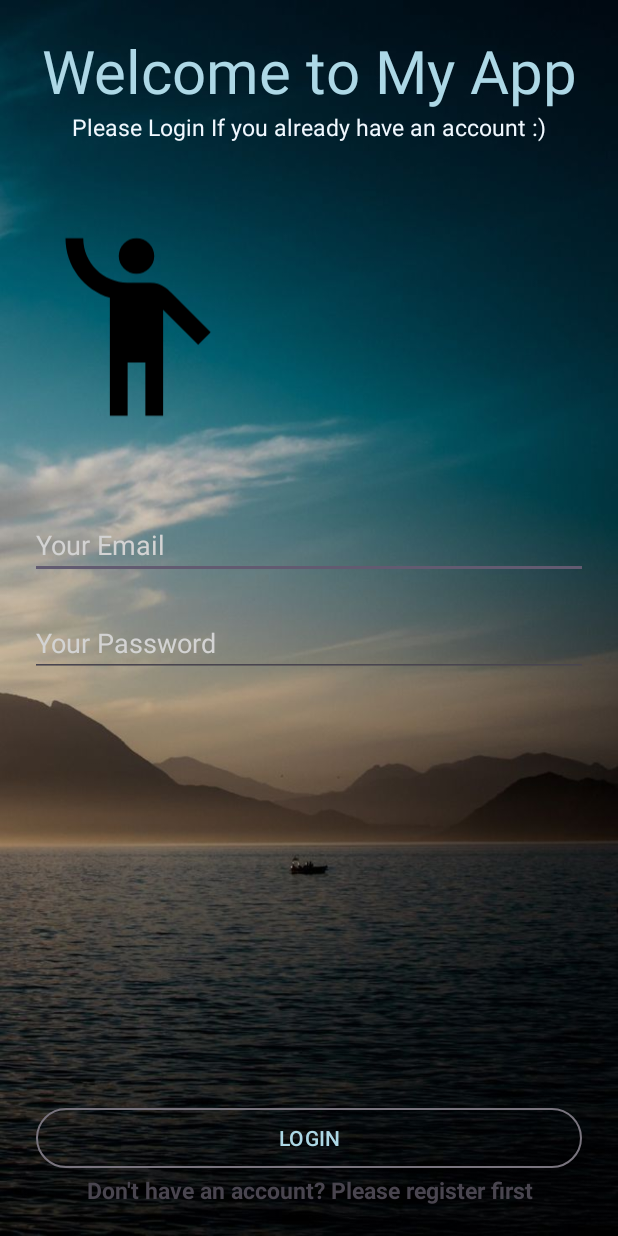
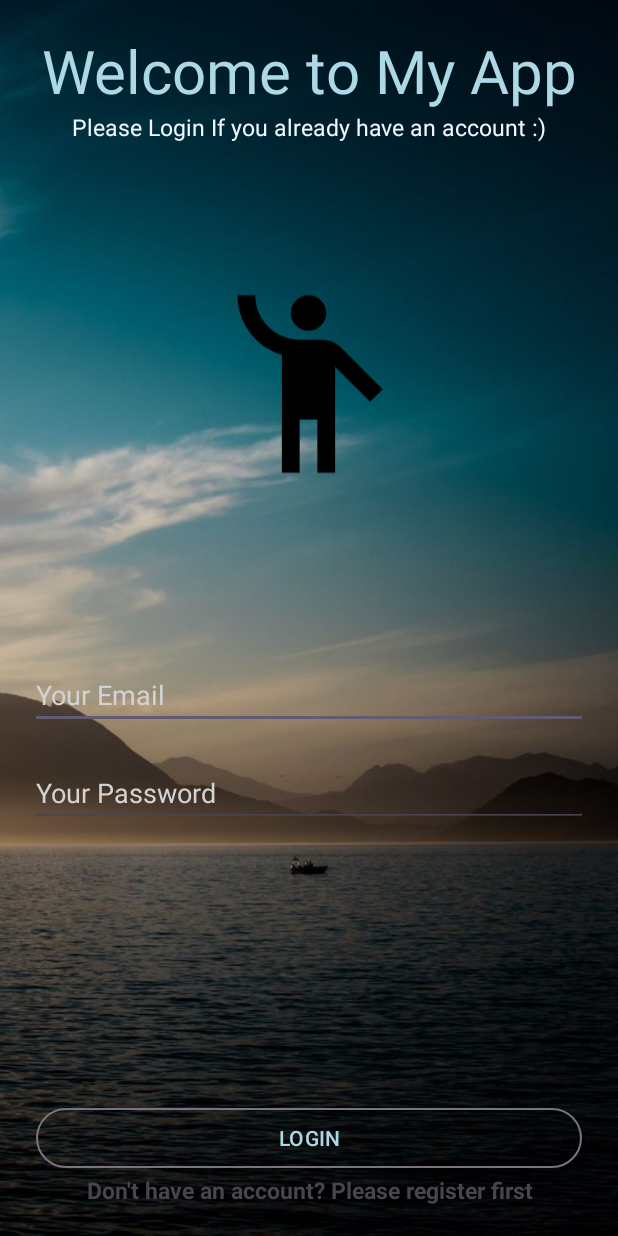
Before and after one commit to JayPanchalPUEz/PeaceOfMind, an Android app: the LoginPage screen opened directly, with no data from a screen before it, on a phone screen of 412 x 824 dp. Run offline under Robolectric (Android 15) with nearby library versions, the phone set to English and light mode, and no system bars; our stand-ins replace Firebase (no records; nobody signed in at launch, a user with empty details on screens opened directly); Roboto replaces fonts that are not available here.

Commit message:
Second Commit

```diff
--- a/app/src/main/res/layout/activity_login_page.xml
+++ b/app/src/main/res/layout/activity_login_page.xml
@@ -40,22 +40,23 @@
         android:id="@+id/imageView"
         android:layout_width="142dp"
         android:layout_height="145dp"
-        android:layout_marginTop="50dp"
+        android:layout_marginTop="88dp"
         app:flow_horizontalAlign="center"
+        app:layout_constraintEnd_toEndOf="parent"
+        app:layout_constraintHorizontal_bias="0.498"
+        app:layout_constraintStart_toStartOf="parent"
         app:layout_constraintTop_toBottomOf="@+id/sub_hello_login"
-        app:srcCompat="@drawable/ic_person"
-        tools:layout_editor_absoluteX="114dp" />
+        app:srcCompat="@drawable/ic_person" />
 
     <EditText
         android:id="@+id/email_login"
         android:layout_width="match_parent"
         android:layout_height="wrap_content"
-        android:layout_marginTop="50dp"
+        android:layout_marginTop="112dp"
         android:hint="Your Email"
         android:inputType="textEmailAddress"
         android:textColorHint="@color/light_grey"
         app:layout_constraintEnd_toEndOf="parent"
-        app:layout_constraintHorizontal_bias="0.6"
         app:layout_constraintStart_toStartOf="parent"
         app:layout_constraintTop_toBottomOf="@+id/imageView" />
 
```
